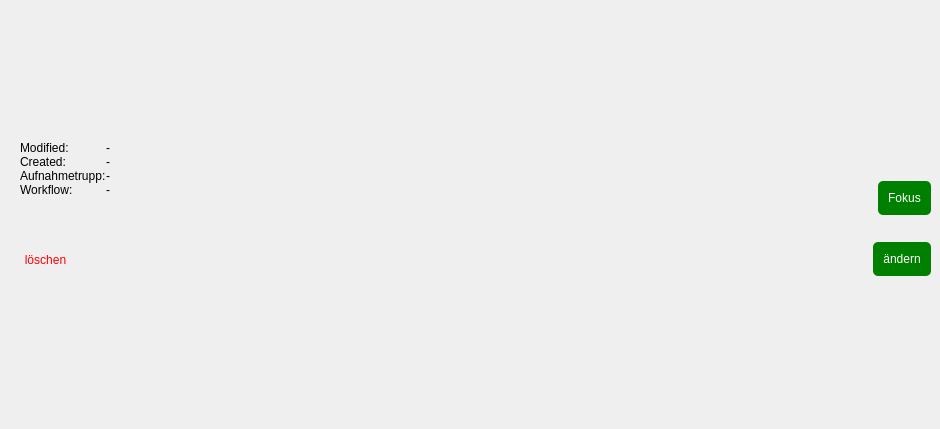
The window that lfb_regeneration_wildlife_impact/gui/draft/draft_item.ui (b-lack/qgis-fim-plugin) describes before a commit, drawn with Qt 5.
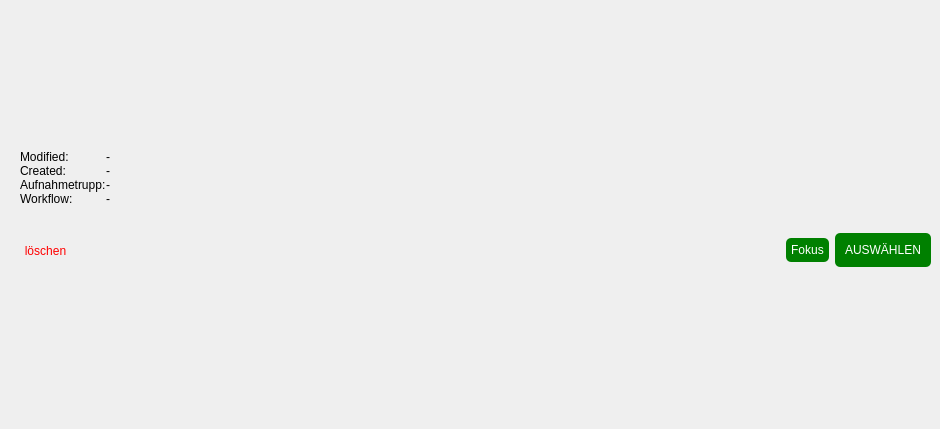
The same window after the commit.

Diff of the .ui file:
```diff
--- a/lfb_regeneration_wildlife_impact/gui/draft/draft_item.ui
+++ b/lfb_regeneration_wildlife_impact/gui/draft/draft_item.ui
@@ -131,59 +131,6 @@
           </item>
          </layout>
         </item>
-        <item>
-         <layout class="QVBoxLayout" name="verticalLayout">
-          <property name="leftMargin">
-           <number>10</number>
-          </property>
-          <property name="topMargin">
-           <number>0</number>
-          </property>
-          <item>
-           <spacer name="verticalSpacer">
-            <property name="orientation">
-             <enum>Qt::Vertical</enum>
-            </property>
-            <property name="sizeHint" stdset="0">
-             <size>
-              <width>20</width>
-              <height>40</height>
-             </size>
-            </property>
-           </spacer>
-          </item>
-          <item>
-           <layout class="QHBoxLayout" name="horizontalLayout_4">
-            <property name="leftMargin">
-             <number>0</number>
-            </property>
-            <item>
-             <widget class="QPushButton" name="lfbFocusBtn">
-              <property name="sizePolicy">
-               <sizepolicy hsizetype="Fixed" vsizetype="Fixed">
-                <horstretch>0</horstretch>
-                <verstretch>0</verstretch>
-               </sizepolicy>
-              </property>
-              <property name="cursor">
-               <cursorShape>PointingHandCursor</cursorShape>
-              </property>
-              <property name="styleSheet">
-               <string notr="true">background-color: green;
-padding:10px;
-border: none;
-border-radius: 5px;
-color: white;</string>
-              </property>
-              <property name="text">
-               <string>Fokus</string>
-              </property>
-             </widget>
-            </item>
-           </layout>
-          </item>
-         </layout>
-        </item>
        </layout>
       </item>
       <item>
@@ -220,6 +167,29 @@
           </property>
          </spacer>
         </item>
+        <item>
+         <widget class="QPushButton" name="lfbFocusBtn">
+          <property name="sizePolicy">
+           <sizepolicy hsizetype="Fixed" vsizetype="Fixed">
+            <horstretch>0</horstretch>
+            <verstretch>0</verstretch>
+           </sizepolicy>
+          </property>
+          <property name="cursor">
+           <cursorShape>PointingHandCursor</cursorShape>
+          </property>
+          <property name="styleSheet">
+           <string notr="true">background-color: green;
+padding:5px;
+border: none;
+border-radius: 5px;
+color: white;</string>
+          </property>
+          <property name="text">
+           <string>Fokus</string>
+          </property>
+         </widget>
+        </item>
         <item>
          <widget class="QPushButton" name="lfbDraftIconBtn">
           <property name="sizePolicy">
@@ -239,7 +209,7 @@
 color: white;</string>
           </property>
           <property name="text">
-           <string>ändern</string>
+           <string>AUSWÄHLEN</string>
           </property>
          </widget>
         </item>
```
